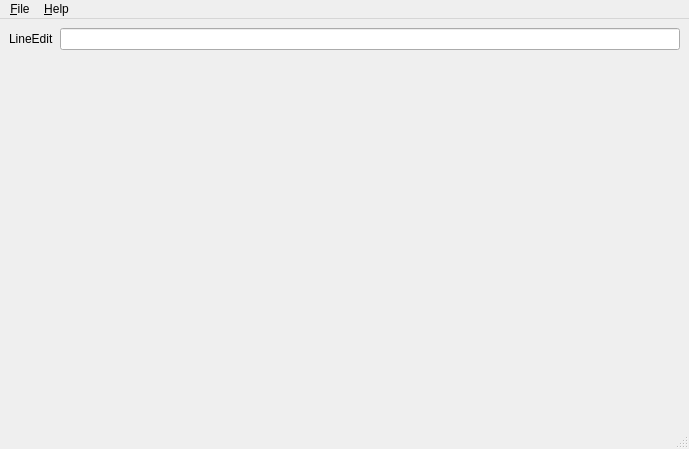
The window that source/examples/multi-selection-edit/MainWindow.ui (mjendruk/qttokenedit) describes before a commit, drawn with Qt 5.
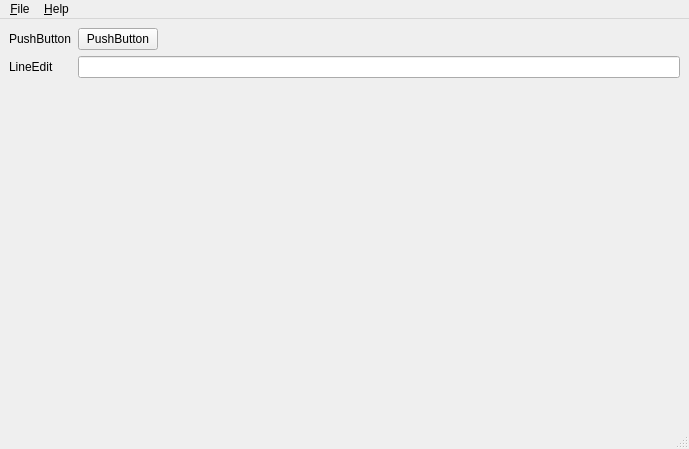
The same window after the commit.

```diff
--- a/source/examples/multi-selection-edit/MainWindow.ui
+++ b/source/examples/multi-selection-edit/MainWindow.ui
@@ -17,16 +17,36 @@
    <layout class="QVBoxLayout" name="verticalLayout">
     <item>
      <layout class="QFormLayout" name="formLayout">
-      <item row="0" column="0">
+      <property name="fieldGrowthPolicy">
+       <enum>QFormLayout::ExpandingFieldsGrow</enum>
+      </property>
+      <item row="1" column="0">
        <widget class="QLabel" name="lineEditLabel">
         <property name="text">
          <string>LineEdit</string>
         </property>
        </widget>
       </item>
-      <item row="0" column="1">
+      <item row="1" column="1">
        <widget class="QLineEdit" name="lineEditLineEdit"/>
       </item>
+      <item row="0" column="1">
+       <widget class="QPushButton" name="pushButton">
+        <property name="text">
+         <string>PushButton</string>
+        </property>
+       </widget>
+      </item>
+      <item row="0" column="0">
+       <widget class="QLabel" name="label">
+        <property name="text">
+         <string>PushButton</string>
+        </property>
+        <property name="buddy">
+         <cstring>pushButton</cstring>
+        </property>
+       </widget>
+      </item>
      </layout>
     </item>
    </layout>
```
Left out of the diff: 3 changed lines with no effect on the pictures.
